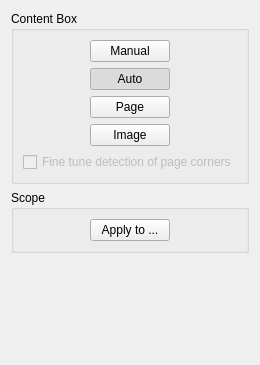
This is filters/select_content/ui/SelectContentOptionsWidget.ui in subjut/scantailor as Qt 5 draws it before an edit. The edited form follows.
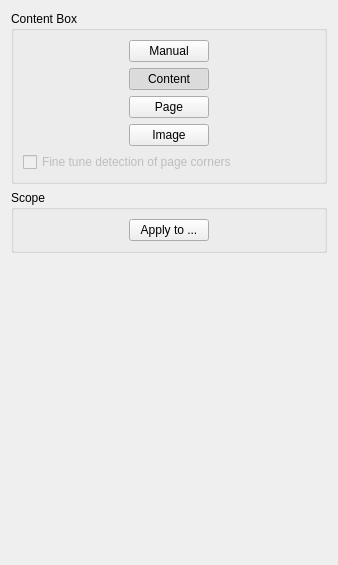
This is the edited form.

Commit message:
Fix new content detection mode buttons
Image mode is not yet implemented

```diff
--- a/filters/select_content/ui/SelectContentOptionsWidget.ui
+++ b/filters/select_content/ui/SelectContentOptionsWidget.ui
@@ -6,8 +6,8 @@
    <rect>
     <x>0</x>
     <y>0</y>
-    <width>235</width>
-    <height>365</height>
+    <width>338</width>
+    <height>565</height>
    </rect>
   </property>
   <property name="windowTitle">
@@ -15,28 +15,36 @@
   </property>
   <layout class="QVBoxLayout" name="verticalLayout">
    <item>
-    <widget class="QGroupBox" name="contentBox">
+    <widget class="QGroupBox" name="contentDetectionBox">
      <property name="title">
       <string>Content Box</string>
      </property>
-     <layout class="QVBoxLayout" name="verticalLayout_2">
+     <layout class="QVBoxLayout" name="verticalLayout_3">
       <item>
-       <layout class="QHBoxLayout" name="manualBtnBox">
+       <layout class="QHBoxLayout" name="detectionModeCenteringBox">
         <item>
-         <spacer name="horizontalSpacer">
+         <spacer name="horizontalSpacer_2">
           <property name="orientation">
            <enum>Qt::Horizontal</enum>
           </property>
           <property name="sizeHint" stdset="0">
            <size>
-            <width>40</width>
+            <width>281</width>
             <height>20</height>
            </size>
           </property>
          </spacer>
         </item>
         <item>
-         <widget class="QPushButton" name="manualBtn">
+         <layout class="QVBoxLayout" name="detectionModeBox">
+          <item>
+           <widget class="QPushButton" name="manualModeBtn">
+            <property name="sizePolicy">
+             <sizepolicy hsizetype="Fixed" vsizetype="Fixed">
+              <horstretch>0</horstretch>
+              <verstretch>0</verstretch>
+             </sizepolicy>
+            </property>
           <property name="toolTip">
            <string>Manually adjust the content box size</string>
           </property>
@@ -52,45 +60,18 @@
          </widget>
         </item>
         <item>
-         <spacer name="horizontalSpacer_2">
-          <property name="orientation">
-           <enum>Qt::Horizontal</enum>
-          </property>
-          <property name="sizeHint" stdset="0">
-           <size>
-            <width>40</width>
-            <height>20</height>
-           </size>
-          </property>
-         </spacer>
-        </item>
-       </layout>
-      </item>
-      <item>
-       <layout class="QHBoxLayout" name="autoBtnBox">
-        <item>
-         <spacer name="horizontalSpacer_3">
-          <property name="orientation">
-           <enum>Qt::Horizontal</enum>
-          </property>
-          <property name="sizeHint" stdset="0">
-           <size>
-            <width>40</width>
-            <height>20</height>
-           </size>
-          </property>
-         </spacer>
-        </item>
-        <item>
-         <widget class="QPushButton" name="autoBtn">
+           <widget class="QPushButton" name="contentModeBtn">
+            <property name="sizePolicy">
+             <sizepolicy hsizetype="Fixed" vsizetype="Fixed">
+              <horstretch>0</horstretch>
+              <verstretch>0</verstretch>
+             </sizepolicy>
+            </property>
           <property name="toolTip">
            <string>Lay content box around the text on the page</string>
           </property>
-          <property name="statusTip">
-           <string/>
-          </property>
           <property name="text">
-           <string>Auto</string>
+             <string>Content</string>
           </property>
           <property name="checkable">
            <bool>true</bool>
@@ -104,39 +85,15 @@
          </widget>
         </item>
         <item>
-         <spacer name="horizontalSpacer_4">
-          <property name="orientation">
-           <enum>Qt::Horizontal</enum>
-          </property>
-          <property name="sizeHint" stdset="0">
-           <size>
-            <width>40</width>
-            <height>20</height>
-           </size>
-          </property>
-         </spacer>
-        </item>
-       </layout>
-      </item>
-      <item>
-       <layout class="QHBoxLayout" name="pageBtnBox">
-        <item>
-         <spacer name="horizontalSpacer_5">
-          <property name="orientation">
-           <enum>Qt::Horizontal</enum>
-          </property>
-          <property name="sizeHint" stdset="0">
-           <size>
-            <width>40</width>
-            <height>20</height>
-           </size>
-          </property>
-         </spacer>
-        </item>
-        <item>
-         <widget class="QPushButton" name="pageBtn">
+           <widget class="QPushButton" name="pageModeBtn">
+            <property name="sizePolicy">
+             <sizepolicy hsizetype="Fixed" vsizetype="Fixed">
+              <horstretch>0</horstretch>
+              <verstretch>0</verstretch>
+             </sizepolicy>
+            </property>
           <property name="toolTip">
-           <string>Set content box to page size</string>
+             <string>Set content box to the size of the page</string>
           </property>
           <property name="statusTip">
            <string>This mode works best on images with clearly defined page borders (background black, page white).</string>
@@ -153,56 +110,43 @@
          </widget>
         </item>
         <item>
-         <spacer name="horizontalSpacer_6">
-          <property name="orientation">
-           <enum>Qt::Horizontal</enum>
-          </property>
-          <property name="sizeHint" stdset="0">
-           <size>
-            <width>40</width>
-            <height>20</height>
-           </size>
-          </property>
-         </spacer>
-        </item>
-       </layout>
-      </item>
-      <item>
-       <layout class="QHBoxLayout" name="disableBtnBox">
-        <item>
-         <spacer name="horizontalSpacer_7">
-          <property name="orientation">
-           <enum>Qt::Horizontal</enum>
-          </property>
-          <property name="sizeHint" stdset="0">
-           <size>
-            <width>40</width>
-            <height>20</height>
-           </size>
-          </property>
-         </spacer>
-        </item>
-        <item>
-         <widget class="QPushButton" name="imageBtn">
+           <widget class="QPushButton" name="imageModeBtn">
+            <property name="sizePolicy">
+             <sizepolicy hsizetype="Fixed" vsizetype="Fixed">
+              <horstretch>0</horstretch>
+              <verstretch>0</verstretch>
+             </sizepolicy>
+            </property>
           <property name="toolTip">
            <string>Disable content detection and set whole image as content area</string>
           </property>
           <property name="statusTip">
            <string>This is useful, if the images are already the size of the output page. Set all borders to 0 in the next step.</string>
           </property>
+            <property name="whatsThis">
+             <string/>
+            </property>
           <property name="text">
            <string>Image</string>
           </property>
-         </widget>
-        </item>
+            <property name="checkable">
+             <bool>true</bool>
+            </property>
+            <property name="autoExclusive">
+             <bool>true</bool>
+            </property>
+           </widget>
+          </item>
+         </layout>
+        </item>
         <item>
-         <spacer name="horizontalSpacer_8">
+         <spacer name="horizontalSpacer">
           <property name="orientation">
            <enum>Qt::Horizontal</enum>
           </property>
           <property name="sizeHint" stdset="0">
            <size>
-            <width>40</width>
+            <width>281</width>
             <height>20</height>
            </size>
           </property>
@@ -211,12 +155,13 @@
        </layout>
       </item>
       <item>
-       <layout class="QVBoxLayout" name="fineTunePageBox">
-        <item>
-         <widget class="QCheckBox" name="fineTunePage">
+       <widget class="QCheckBox" name="fineTunePageCB">
           <property name="enabled">
            <bool>false</bool>
           </property>
+        <property name="focusPolicy">
+         <enum>Qt::NoFocus</enum>
+        </property>
           <property name="statusTip">
            <string>Decrease page size so all corners are out of the black area</string>
           </property>
@@ -224,8 +169,6 @@
            <string>Fine tune detection of page corners</string>
           </property>
          </widget>
-        </item>
-       </layout>
       </item>
      </layout>
     </widget>
```
Lines whose indentation alone changed are shown as unchanged. The commit also changes 5 other files.
